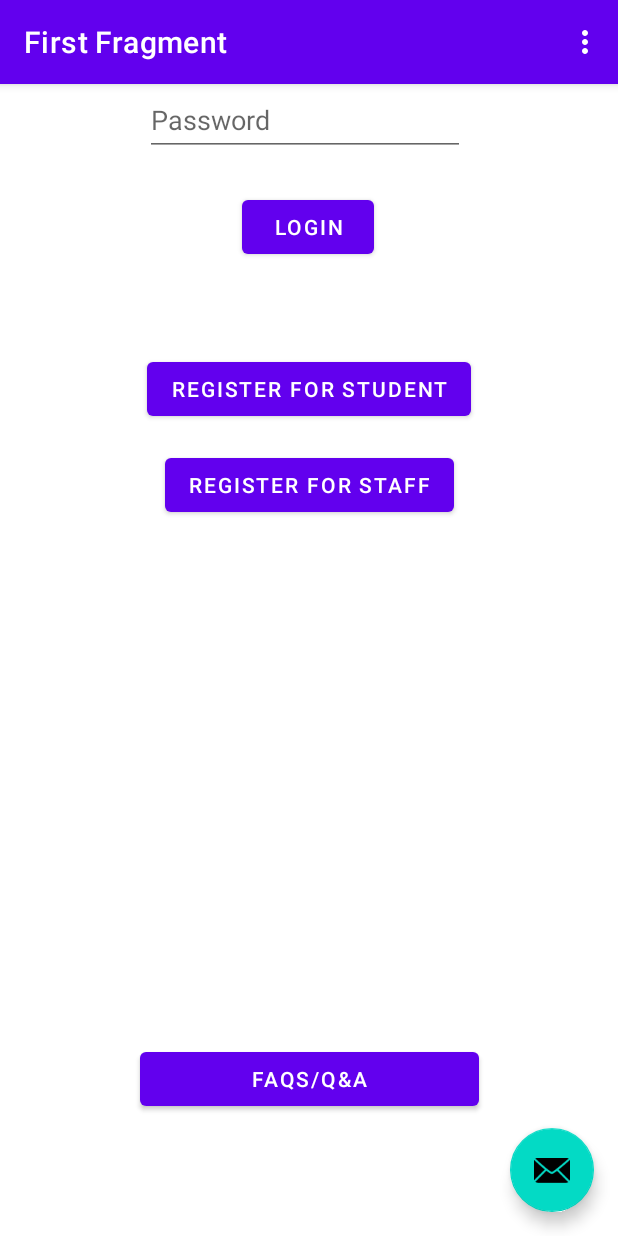
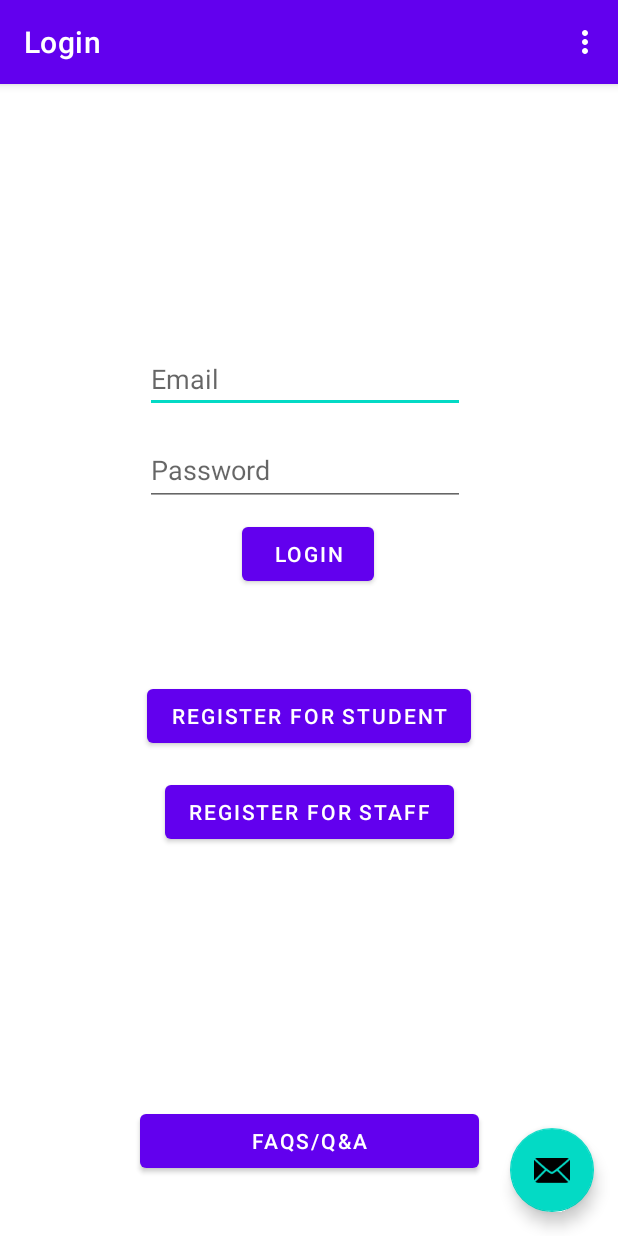
Before and after one commit to LouisCGF/team-23-Project, an Android app: the screen it shows after launch (MainActivity), on a phone screen of 412 x 824 dp. Run offline under Robolectric (Android 15) with nearby library versions, the phone set to English and light mode, and no system bars; our stand-ins replace navigation-ui.

Commit message:
Set constraints for elements on login page

```diff
--- a/app/src/main/res/layout/fragment_first.xml
+++ b/app/src/main/res/layout/fragment_first.xml
@@ -24,14 +24,15 @@
         android:id="@+id/passwordTxt"
         android:layout_width="wrap_content"
         android:layout_height="wrap_content"
+        android:layout_marginBottom="8dp"
         android:ems="10"
         android:hint="Password"
         android:inputType="textPassword"
         android:minHeight="48dp"
+        app:layout_constraintBottom_toTopOf="@+id/loginBtn"
         app:layout_constraintEnd_toEndOf="parent"
         app:layout_constraintHorizontal_bias="0.487"
-        app:layout_constraintStart_toStartOf="parent"
-        tools:layout_editor_absoluteY="231dp" />
+        app:layout_constraintStart_toStartOf="parent" />
 
     <Button
         android:id="@+id/button3"
--- a/app/src/main/res/values/strings.xml
+++ b/app/src/main/res/values/strings.xml
@@ -2,7 +2,7 @@
     <string name="app_name">team-23-Project</string>
     <string name="action_settings">Settings</string>
     <!-- Strings used for fragments for navigation -->
-    <string name="first_fragment_label">First Fragment</string>
+    <string name="first_fragment_label">Login</string>
     <string name="second_fragment_label">Second Fragment</string>
     <string name="next">Next</string>
     <string name="previous">Previous</string>
```
